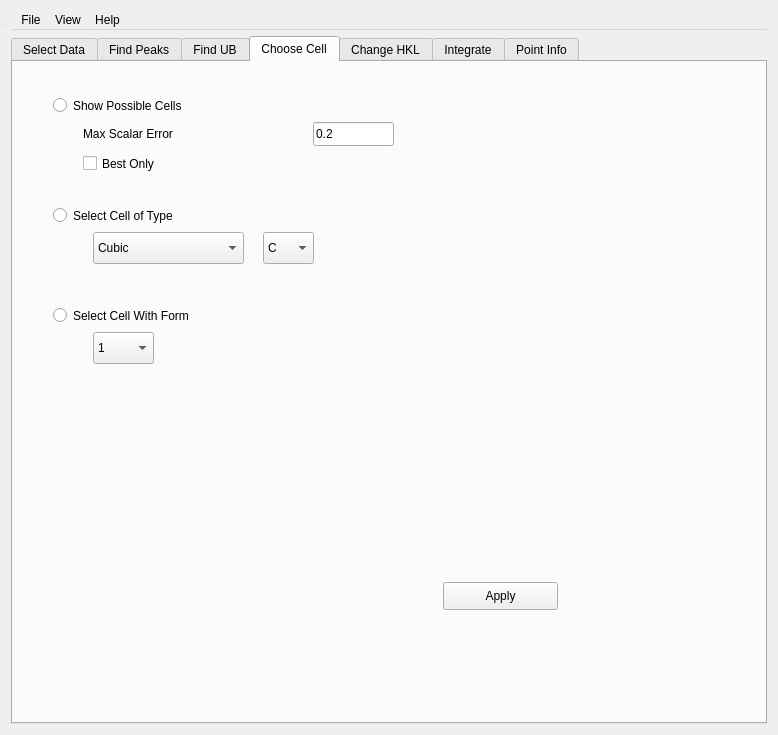
First picture: the form in Code/Mantid/MantidQt/CustomInterfaces/inc/MantidQtCustomInterfaces/MantidEV.ui, repository mantidproject/mantid, before the edit.
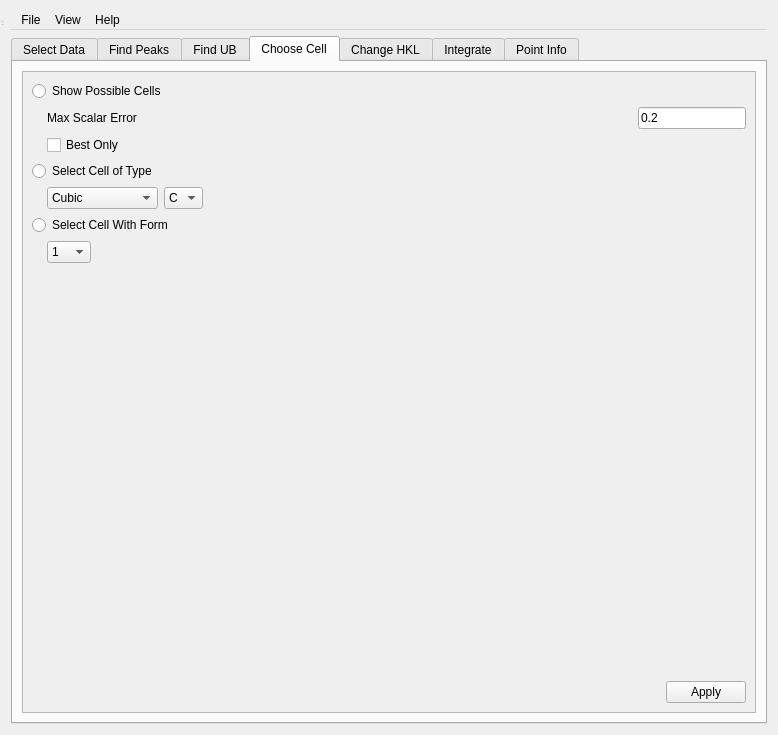
Second picture: the form after the edit. The open tabs and pages were chosen to show the change.

Commit message: Re #7989. Fixed up the layout of the Choose Cell tab.

The edit to the form file:
```diff
--- a/Code/Mantid/MantidQt/CustomInterfaces/inc/MantidQtCustomInterfaces/MantidEV.ui
+++ b/Code/Mantid/MantidQt/CustomInterfaces/inc/MantidQtCustomInterfaces/MantidEV.ui
@@ -1547,31 +1547,24 @@
       <attribute name="title">
        <string>Choose Cell</string>
       </attribute>
-      <widget class="QPushButton" name="ApplyChooseCell_btn">
+      <layout class="QVBoxLayout" name="verticalLayout_13">
+       <item>
+        <widget class="QScrollArea" name="scrollArea_3">
+         <property name="widgetResizable">
+          <bool>true</bool>
+         </property>
+         <widget class="QWidget" name="scrollAreaWidgetContents_5">
        <property name="geometry">
         <rect>
-         <x>430</x>
-         <y>520</y>
-         <width>115</width>
-         <height>28</height>
-        </rect>
-       </property>
-       <property name="toolTip">
-        <string>Proceed to show the&lt;br&gt; possible cells, or change the UB matrix and indexing, according to the options selected.</string>
-       </property>
-       <property name="text">
-        <string>Apply</string>
-       </property>
-      </widget>
+            <x>0</x>
+            <y>0</y>
+            <width>736</width>
+            <height>631</height>
+           </rect>
+          </property>
+          <layout class="QVBoxLayout" name="verticalLayout_14">
+           <item>
       <widget class="QRadioButton" name="ShowPossibleCells_rbtn">
-       <property name="geometry">
-        <rect>
-         <x>40</x>
-         <y>30</y>
-         <width>311</width>
-         <height>27</height>
-        </rect>
-       </property>
        <property name="toolTip">
         <string>Show a list of the possible&lt;br&gt; conventional cells in the MantidPlot Results Log window.  NOTE: The current UB must correspond to a Niggli reduced cell for these to be valid.</string>
        </property>
@@ -1579,15 +1572,95 @@
         <string>Show Possible Cells</string>
        </property>
       </widget>
+           </item>
+           <item>
+            <layout class="QHBoxLayout" name="horizontalLayout_36">
+             <item>
+              <spacer name="horizontalSpacer_38">
+               <property name="orientation">
+                <enum>Qt::Horizontal</enum>
+               </property>
+               <property name="sizeType">
+                <enum>QSizePolicy::Fixed</enum>
+               </property>
+               <property name="sizeHint" stdset="0">
+                <size>
+                 <width>15</width>
+                 <height>0</height>
+                </size>
+               </property>
+              </spacer>
+             </item>
+             <item>
+              <widget class="QLabel" name="MaxScalarError_lbl">
+               <property name="text">
+                <string>Max Scalar Error       </string>
+               </property>
+              </widget>
+             </item>
+             <item>
+              <spacer name="horizontalSpacer_41">
+               <property name="orientation">
+                <enum>Qt::Horizontal</enum>
+               </property>
+               <property name="sizeHint" stdset="0">
+                <size>
+                 <width>40</width>
+                 <height>20</height>
+                </size>
+               </property>
+              </spacer>
+             </item>
+             <item>
+              <widget class="QLineEdit" name="MaxScalarError_ledt">
+               <property name="sizePolicy">
+                <sizepolicy hsizetype="Fixed" vsizetype="Fixed">
+                 <horstretch>0</horstretch>
+                 <verstretch>0</verstretch>
+                </sizepolicy>
+               </property>
+               <property name="toolTip">
+                <string>Maximum error allowed in the cell&lt;br&gt; scalars.  If this is set very large, all possible conventional cells will be shown, including those that don't really match the current cell.  If this is set too small, the desired correct cell may be missing from the list due to experimental error.  The default value of 0.2 should usually work.</string>
+               </property>
+               <property name="text">
+                <string>0.2</string>
+               </property>
+              </widget>
+             </item>
+            </layout>
+           </item>
+           <item>
+            <layout class="QHBoxLayout" name="horizontalLayout_35">
+             <item>
+              <spacer name="horizontalSpacer_37">
+               <property name="orientation">
+                <enum>Qt::Horizontal</enum>
+               </property>
+               <property name="sizeType">
+                <enum>QSizePolicy::Fixed</enum>
+               </property>
+               <property name="sizeHint" stdset="0">
+                <size>
+                 <width>15</width>
+                 <height>0</height>
+                </size>
+               </property>
+              </spacer>
+             </item>
+             <item>
+              <widget class="QCheckBox" name="BestCellOnly_ckbx">
+               <property name="toolTip">
+                <string>Only show the best fitting&lt;br&gt; cell for each cell type and centering that is in the list of possible cells.</string>
+               </property>
+               <property name="text">
+                <string>Best Only</string>
+               </property>
+              </widget>
+             </item>
+            </layout>
+           </item>
+           <item>
       <widget class="QRadioButton" name="SelectCellOfType_rbtn">
-       <property name="geometry">
-        <rect>
-         <x>40</x>
-         <y>140</y>
-         <width>281</width>
-         <height>27</height>
-        </rect>
-       </property>
        <property name="toolTip">
         <string>Transform the current UB&lt;br&gt; matrix and indexing to correspond to the best fitting cell with the specified cell-type and centering.</string>
        </property>
@@ -1595,15 +1668,116 @@
         <string>Select Cell of Type</string>
        </property>
       </widget>
+           </item>
+           <item>
+            <layout class="QHBoxLayout" name="horizontalLayout_33">
+             <item>
+              <spacer name="horizontalSpacer_39">
+               <property name="orientation">
+                <enum>Qt::Horizontal</enum>
+               </property>
+               <property name="sizeType">
+                <enum>QSizePolicy::Fixed</enum>
+               </property>
+               <property name="sizeHint" stdset="0">
+                <size>
+                 <width>15</width>
+                 <height>0</height>
+                </size>
+               </property>
+              </spacer>
+             </item>
+             <item>
+              <widget class="QComboBox" name="CellType_cmbx">
+               <property name="toolTip">
+                <string>The cell-type to be used.</string>
+               </property>
+               <item>
+                <property name="text">
+                 <string>Cubic</string>
+                </property>
+               </item>
+               <item>
+                <property name="text">
+                 <string>Hexagonal</string>
+                </property>
+               </item>
+               <item>
+                <property name="text">
+                 <string>Monoclinic</string>
+                </property>
+               </item>
+               <item>
+                <property name="text">
+                 <string>Orthorhombic</string>
+                </property>
+               </item>
+               <item>
+                <property name="text">
+                 <string>Rhombohedral</string>
+                </property>
+               </item>
+               <item>
+                <property name="text">
+                 <string>Tetragonal</string>
+                </property>
+               </item>
+               <item>
+                <property name="text">
+                 <string>Triclinic</string>
+                </property>
+               </item>
+              </widget>
+             </item>
+             <item>
+              <widget class="QComboBox" name="CellCentering_cmbx">
+               <property name="toolTip">
+                <string>The centering to be used.</string>
+               </property>
+               <item>
+                <property name="text">
+                 <string>C</string>
+                </property>
+               </item>
+               <item>
+                <property name="text">
+                 <string>F</string>
+                </property>
+               </item>
+               <item>
+                <property name="text">
+                 <string>I</string>
+                </property>
+               </item>
+               <item>
+                <property name="text">
+                 <string>P</string>
+                </property>
+               </item>
+               <item>
+                <property name="text">
+                 <string>R</string>
+                </property>
+               </item>
+              </widget>
+             </item>
+             <item>
+              <spacer name="horizontalSpacer_42">
+               <property name="orientation">
+                <enum>Qt::Horizontal</enum>
+               </property>
+               <property name="sizeHint" stdset="0">
+                <size>
+                 <width>40</width>
+                 <height>20</height>
+                </size>
+               </property>
+              </spacer>
+             </item>
+            </layout>
+           </item>
+           <item>
       <widget class="QRadioButton" name="SelectCellWithForm_rbtn">
-       <property name="geometry">
-        <rect>
-         <x>40</x>
-         <y>240</y>
-         <width>341</width>
-         <height>27</height>
-        </rect>
-       </property>
        <property name="toolTip">
         <string>Transform the current UB&lt;br&gt; matrix and indexing to correspond to the cell with the specified Form number, as shown in the list of possible cells.</string>
        </property>
@@ -1611,15 +1785,27 @@
         <string>Select Cell With Form</string>
        </property>
       </widget>
+           </item>
+           <item>
+            <layout class="QHBoxLayout" name="horizontalLayout_34">
+             <item>
+              <spacer name="horizontalSpacer_40">
+               <property name="orientation">
+                <enum>Qt::Horizontal</enum>
+               </property>
+               <property name="sizeType">
+                <enum>QSizePolicy::Fixed</enum>
+               </property>
+               <property name="sizeHint" stdset="0">
+                <size>
+                 <width>15</width>
+                 <height>0</height>
+                </size>
+               </property>
+              </spacer>
+             </item>
+             <item>
       <widget class="QComboBox" name="CellFormNumber_cmbx">
-       <property name="geometry">
-        <rect>
-         <x>80</x>
-         <y>270</y>
-         <width>61</width>
-         <height>32</height>
-        </rect>
-       </property>
        <property name="toolTip">
         <string>The Form number of the&lt;br&gt; desired conventional cell.</string>
        </property>
@@ -1844,137 +2030,67 @@
         </property>
        </item>
       </widget>
-      <widget class="QComboBox" name="CellType_cmbx">
-       <property name="geometry">
-        <rect>
-         <x>80</x>
-         <y>170</y>
-         <width>151</width>
-         <height>32</height>
-        </rect>
-       </property>
-       <property name="toolTip">
-        <string>The cell-type to be used.</string>
-       </property>
-       <item>
-        <property name="text">
-         <string>Cubic</string>
-        </property>
        </item>
        <item>
-        <property name="text">
-         <string>Hexagonal</string>
-        </property>
-       </item>
-       <item>
-        <property name="text">
-         <string>Monoclinic</string>
-        </property>
-       </item>
-       <item>
-        <property name="text">
-         <string>Orthorhombic</string>
-        </property>
+              <spacer name="horizontalSpacer_43">
+               <property name="orientation">
+                <enum>Qt::Horizontal</enum>
+               </property>
+               <property name="sizeHint" stdset="0">
+                <size>
+                 <width>40</width>
+                 <height>20</height>
+                </size>
+               </property>
+              </spacer>
+             </item>
+            </layout>
        </item>
        <item>
-        <property name="text">
-         <string>Rhombohedral</string>
-        </property>
-       </item>
-       <item>
-        <property name="text">
-         <string>Tetragonal</string>
-        </property>
+            <spacer name="verticalSpacer_4">
+             <property name="orientation">
+              <enum>Qt::Vertical</enum>
+             </property>
+             <property name="sizeHint" stdset="0">
+              <size>
+               <width>20</width>
+               <height>40</height>
+              </size>
+             </property>
+            </spacer>
        </item>
        <item>
-        <property name="text">
-         <string>Triclinic</string>
-        </property>
-       </item>
-      </widget>
-      <widget class="QComboBox" name="CellCentering_cmbx">
-       <property name="geometry">
-        <rect>
-         <x>250</x>
-         <y>170</y>
-         <width>51</width>
-         <height>32</height>
-        </rect>
-       </property>
-       <property name="toolTip">
-        <string>The centering to be used.</string>
-       </property>
+            <layout class="QHBoxLayout" name="horizontalLayout_32">
        <item>
-        <property name="text">
-         <string>C</string>
-        </property>
-       </item>
-       <item>
-        <property name="text">
-         <string>F</string>
-        </property>
+              <spacer name="horizontalSpacer_36">
+               <property name="orientation">
+                <enum>Qt::Horizontal</enum>
+               </property>
+               <property name="sizeHint" stdset="0">
+                <size>
+                 <width>40</width>
+                 <height>20</height>
+                </size>
+               </property>
+              </spacer>
        </item>
        <item>
-        <property name="text">
-         <string>I</string>
-        </property>
-       </item>
-       <item>
+              <widget class="QPushButton" name="ApplyChooseCell_btn">
+               <property name="toolTip">
+                <string>Proceed to show the&lt;br&gt; possible cells, or change the UB matrix and indexing, according to the options selected.</string>
+               </property>
         <property name="text">
-         <string>P</string>
-        </property>
-       </item>
-       <item>
-        <property name="text">
-         <string>R</string>
-        </property>
-       </item>
-      </widget>
-      <widget class="QLabel" name="MaxScalarError_lbl">
-       <property name="geometry">
-        <rect>
-         <x>70</x>
-         <y>60</y>
-         <width>201</width>
-         <height>24</height>
-        </rect>
-       </property>
-       <property name="text">
-        <string>Max Scalar Error       </string>
-       </property>
-      </widget>
-      <widget class="QLineEdit" name="MaxScalarError_ledt">
-       <property name="geometry">
-        <rect>
-         <x>300</x>
-         <y>60</y>
-         <width>81</width>
-         <height>24</height>
-        </rect>
-       </property>
-       <property name="toolTip">
-        <string>Maximum error allowed in the cell&lt;br&gt; scalars.  If this is set very large, all possible conventional cells will be shown, including those that don't really match the current cell.  If this is set too small, the desired correct cell may be missing from the list due to experimental error.  The default value of 0.2 should usually work.</string>
-       </property>
-       <property name="text">
-        <string>0.2</string>
-       </property>
-      </widget>
-      <widget class="QCheckBox" name="BestCellOnly_ckbx">
-       <property name="geometry">
-        <rect>
-         <x>70</x>
-         <y>90</y>
-         <width>171</width>
-         <height>23</height>
-        </rect>
-       </property>
-       <property name="toolTip">
-        <string>Only show the best fitting&lt;br&gt; cell for each cell type and centering that is in the list of possible cells.</string>
-       </property>
-       <property name="text">
-        <string>Best Only</string>
-       </property>
-      </widget>
+                <string>Apply</string>
+               </property>
+              </widget>
+             </item>
+            </layout>
+           </item>
+          </layout>
+         </widget>
+        </widget>
+       </item>
+      </layout>
      </widget>
      <widget class="QWidget" name="ChangeHKL">
       <attribute name="title">
```
Left out of the diff: 2 changed lines with no effect on the pictures. Lines whose indentation alone changed are shown as unchanged.
